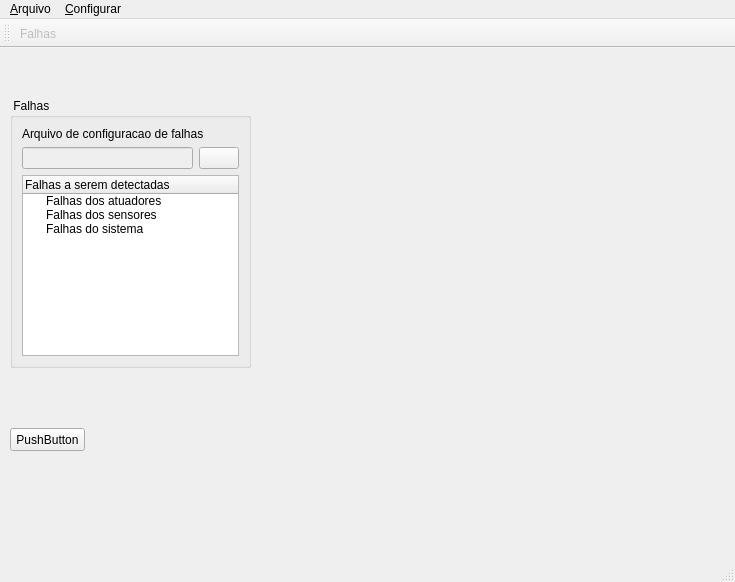
Qt form softwares/simddef/ui/principal.ui (diogolr/diogolrmsc) before a commit.
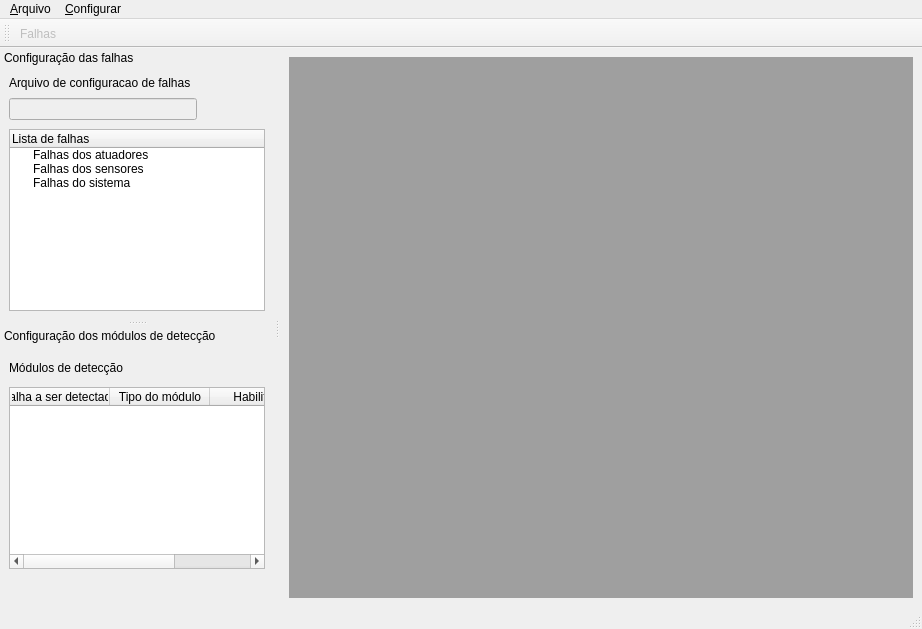
The same form after that commit. Icons and pictures are not drawn. Custom widgets are drawn as their Qt base class.

Commit message:
Modificações do simddef: Atualizando a lista de falhas na tela corretamente e criando os módulos (RNA) a partir dos arquivos carregados.
TODO:
- Exibir os módulos carregados na interface
- Verificar necessidade de configurar um arquivo de entrada para cada módulo ou um arquivo de entrada para todos os módulos.
- Preparar configuração da simulação sem detecção de falhas para exibição
- Preparar sobreposição das detecções na imagem da simulação

Diff of the .ui file:
```diff
--- a/softwares/simddef/ui/principal.ui
+++ b/softwares/simddef/ui/principal.ui
@@ -6,111 +6,26 @@
    <rect>
     <x>0</x>
     <y>0</y>
-    <width>735</width>
-    <height>582</height>
+    <width>922</width>
+    <height>629</height>
    </rect>
   </property>
   <property name="windowTitle">
    <string>MainWindow</string>
   </property>
   <widget class="QWidget" name="centralwidget">
-   <widget class="Grafico" name="grafico" native="true">
-    <property name="geometry">
-     <rect>
-      <x>270</x>
-      <y>40</y>
-      <width>441</width>
-      <height>311</height>
-     </rect>
-    </property>
-   </widget>
-   <widget class="QPushButton" name="botao">
-    <property name="geometry">
-     <rect>
-      <x>10</x>
-      <y>380</y>
-      <width>75</width>
-      <height>23</height>
-     </rect>
-    </property>
-    <property name="text">
-     <string>PushButton</string>
-    </property>
-   </widget>
-   <widget class="QGroupBox" name="groupBox">
-    <property name="geometry">
-     <rect>
-      <x>10</x>
-      <y>50</y>
-      <width>241</width>
-      <height>270</height>
-     </rect>
-    </property>
-    <property name="title">
-     <string> Falhas </string>
-    </property>
-    <layout class="QGridLayout" name="gridLayout">
-     <item row="2" column="0" colspan="3">
-      <widget class="QTreeWidget" name="treeWidget">
-       <column>
-        <property name="text">
-         <string>Falhas a serem detectadas</string>
-        </property>
-       </column>
-       <item>
-        <property name="text">
-         <string>Falhas dos atuadores</string>
-        </property>
-       </item>
-       <item>
-        <property name="text">
-         <string>Falhas dos sensores</string>
-        </property>
-       </item>
-       <item>
-        <property name="text">
-         <string>Falhas do sistema</string>
-        </property>
-       </item>
-      </widget>
-     </item>
-     <item row="1" column="0">
-      <widget class="QLineEdit" name="end_arq_falhas">
-       <property name="enabled">
-        <bool>false</bool>
-       </property>
-       <property name="text">
-        <string/>
-       </property>
-      </widget>
-     </item>
-     <item row="0" column="0" colspan="3">
-      <widget class="QLabel" name="label">
-       <property name="text">
-        <string>Arquivo de configuracao de falhas</string>
-       </property>
-      </widget>
-     </item>
-     <item row="1" column="1" colspan="2">
-      <widget class="QPushButton" name="botao_carregar_falhas">
-       <property name="toolTip">
-        <string>Abrir arquivo de configuração</string>
-       </property>
-       <property name="icon">
-        <iconset resource="../imgs/imgs.qrc">
-         <normaloff>:/imgs/abrir.png</normaloff>:/imgs/abrir.png</iconset>
-       </property>
-      </widget>
-     </item>
-    </layout>
-   </widget>
+   <layout class="QGridLayout" name="gridLayout_4">
+    <item row="0" column="0">
+     <widget class="QMdiArea" name="mdiArea"/>
+    </item>
+   </layout>
   </widget>
   <widget class="QMenuBar" name="menubar">
    <property name="geometry">
     <rect>
      <x>0</x>
      <y>0</y>
-     <width>735</width>
+     <width>922</width>
      <height>21</height>
     </rect>
    </property>
@@ -147,6 +62,291 @@
    </attribute>
    <addaction name="acao_cfg_falhas"/>
   </widget>
+  <widget class="QDockWidget" name="dock_falhas">
+   <property name="features">
+    <set>QDockWidget::DockWidgetMovable</set>
+   </property>
+   <property name="allowedAreas">
+    <set>Qt::LeftDockWidgetArea</set>
+   </property>
+   <property name="windowTitle">
+    <string>Configuração das falhas</string>
+   </property>
+   <attribute name="dockWidgetArea">
+    <number>1</number>
+   </attribute>
+   <widget class="QWidget" name="dockWidgetContents">
+    <layout class="QGridLayout" name="gridLayout">
+     <item row="0" column="0">
+      <widget class="QLabel" name="label">
+       <property name="text">
+        <string>Arquivo de configuracao de falhas</string>
+       </property>
+      </widget>
+     </item>
+     <item row="1" column="0">
+      <layout class="QHBoxLayout" name="horizontalLayout_2">
+       <item>
+        <widget class="QLineEdit" name="end_arq_falhas">
+         <property name="enabled">
+          <bool>false</bool>
+         </property>
+         <property name="text">
+          <string/>
+         </property>
+        </widget>
+       </item>
+       <item>
+        <widget class="QToolButton" name="botao_carregar_falhas">
+         <property name="toolTip">
+          <string>Abrir arquivo de configuração de falhas</string>
+         </property>
+         <property name="icon">
+          <iconset resource="../imgs/imgs.qrc">
+           <normaloff>:/imgs/carregar_falhas.png</normaloff>:/imgs/carregar_falhas.png</iconset>
+         </property>
+         <property name="iconSize">
+          <size>
+           <width>20</width>
+           <height>20</height>
+          </size>
+         </property>
+         <property name="shortcut">
+          <string>Ctrl+S, Ctrl+R</string>
+         </property>
+         <property name="autoRaise">
+          <bool>true</bool>
+         </property>
+        </widget>
+       </item>
+       <item>
+        <widget class="QToolButton" name="botao_recarregar_falhas">
+         <property name="enabled">
+          <bool>false</bool>
+         </property>
+         <property name="toolTip">
+          <string>Recarregar arquivo de configuração de falhas</string>
+         </property>
+         <property name="icon">
+          <iconset resource="../imgs/imgs.qrc">
+           <normaloff>:/imgs/recarregar.png</normaloff>:/imgs/recarregar.png</iconset>
+         </property>
+         <property name="iconSize">
+          <size>
+           <width>20</width>
+           <height>20</height>
+          </size>
+         </property>
+         <property name="shortcut">
+          <string>Ctrl+S, Ctrl+R</string>
+         </property>
+         <property name="autoRaise">
+          <bool>true</bool>
+         </property>
+        </widget>
+       </item>
+      </layout>
+     </item>
+     <item row="2" column="0">
+      <widget class="QTreeWidget" name="falhas">
+       <column>
+        <property name="text">
+         <string>Lista de falhas</string>
+        </property>
+       </column>
+       <item>
+        <property name="text">
+         <string>Falhas dos atuadores</string>
+        </property>
+       </item>
+       <item>
+        <property name="text">
+         <string>Falhas dos sensores</string>
+        </property>
+       </item>
+       <item>
+        <property name="text">
+         <string>Falhas do sistema</string>
+        </property>
+       </item>
+      </widget>
+     </item>
+    </layout>
+   </widget>
+  </widget>
+  <widget class="QDockWidget" name="dock_modulos">
+   <property name="features">
+    <set>QDockWidget::DockWidgetMovable</set>
+   </property>
+   <property name="allowedAreas">
+    <set>Qt::LeftDockWidgetArea</set>
+   </property>
+   <property name="windowTitle">
+    <string>Configuração dos módulos de detecção</string>
+   </property>
+   <attribute name="dockWidgetArea">
+    <number>1</number>
+   </attribute>
+   <widget class="QWidget" name="dockWidgetContents_2">
+    <layout class="QGridLayout" name="gridLayout_3">
+     <item row="0" column="0">
+      <layout class="QHBoxLayout" name="horizontalLayout">
+       <item>
+        <widget class="QLabel" name="label_2">
+         <property name="text">
+          <string>Módulos de detecção</string>
+         </property>
+        </widget>
+       </item>
+       <item>
+        <spacer name="horizontalSpacer">
+         <property name="orientation">
+          <enum>Qt::Horizontal</enum>
+         </property>
+         <property name="sizeHint" stdset="0">
+          <size>
+           <width>40</width>
+           <height>20</height>
+          </size>
+         </property>
+        </spacer>
+       </item>
+       <item>
+        <widget class="QToolButton" name="botao_carregar_modulos">
+         <property name="enabled">
+          <bool>false</bool>
+         </property>
+         <property name="toolTip">
+          <string>Carregar configuração de módulos de detecção/diagnóstico</string>
+         </property>
+         <property name="icon">
+          <iconset resource="../imgs/imgs.qrc">
+           <normaloff>:/imgs/modulos_blocos.png</normaloff>:/imgs/modulos_blocos.png</iconset>
+         </property>
+         <property name="iconSize">
+          <size>
+           <width>20</width>
+           <height>20</height>
+          </size>
+         </property>
+         <property name="shortcut">
+          <string>Ctrl+S, Ctrl+R</string>
+         </property>
+         <property name="autoRaise">
+          <bool>true</bool>
+         </property>
+        </widget>
+       </item>
+       <item>
+        <widget class="QToolButton" name="botao_salvar_modulos">
+         <property name="enabled">
+          <bool>false</bool>
+         </property>
+         <property name="toolTip">
+          <string>Salvar configuração de módulos de detecção/diagnóstico</string>
+         </property>
+         <property name="icon">
+          <iconset resource="../imgs/imgs.qrc">
+           <normaloff>:/imgs/salvar.png</normaloff>:/imgs/salvar.png</iconset>
+         </property>
+         <property name="iconSize">
+          <size>
+           <width>20</width>
+           <height>20</height>
+          </size>
+         </property>
+         <property name="shortcut">
+          <string>Ctrl+S, Ctrl+R</string>
+         </property>
+         <property name="autoRaise">
+          <bool>true</bool>
+         </property>
+        </widget>
+       </item>
+      </layout>
+     </item>
+     <item row="2" column="0">
+      <layout class="QHBoxLayout" name="horizontalLayout_3">
+       <item>
+        <spacer name="horizontalSpacer_2">
+         <property name="orientation">
+          <enum>Qt::Horizontal</enum>
+         </property>
+         <property name="sizeHint" stdset="0">
+          <size>
+           <width>138</width>
+           <height>21</height>
+          </size>
+         </property>
+        </spacer>
+       </item>
+       <item>
+        <widget class="QToolButton" name="botao_adicionar_modulo">
+         <property name="enabled">
+          <bool>false</bool>
+         </property>
+         <property name="toolTip">
+          <string>Adicionar novo módulo de detecção/diagnóstico</string>
+         </property>
+         <property name="icon">
+          <iconset resource="../imgs/imgs.qrc">
+           <normaloff>:/imgs/adicionar.png</normaloff>:/imgs/adicionar.png</iconset>
+         </property>
+         <property name="autoRaise">
+          <bool>true</bool>
+         </property>
+        </widget>
+       </item>
+       <item>
+        <widget class="QToolButton" name="botao_remover_modulo">
+         <property name="enabled">
+          <bool>false</bool>
+         </property>
+         <property name="toolTip">
+          <string>Remover módulo selecionado</string>
+         </property>
+         <property name="icon">
+          <iconset resource="../imgs/imgs.qrc">
+           <normaloff>:/imgs/remover.png</normaloff>:/imgs/remover.png</iconset>
+         </property>
+         <property name="autoRaise">
+          <bool>true</bool>
+         </property>
+        </widget>
+       </item>
+      </layout>
+     </item>
+     <item row="1" column="0">
+      <widget class="QTableWidget" name="tableWidget">
+       <property name="editTriggers">
+        <set>QAbstractItemView::DoubleClicked</set>
+       </property>
+       <property name="tabKeyNavigation">
+        <bool>false</bool>
+       </property>
+       <property name="gridStyle">
+        <enum>Qt::DotLine</enum>
+       </property>
+       <column>
+        <property name="text">
+         <string>Falha a ser detectada</string>
+        </property>
+       </column>
+       <column>
+        <property name="text">
+         <string>Tipo do módulo</string>
+        </property>
+       </column>
+       <column>
+        <property name="text">
+         <string>Habilitado</string>
+        </property>
+       </column>
+      </widget>
+     </item>
+    </layout>
+   </widget>
+  </widget>
   <action name="acao_cfg_falhas">
    <property name="enabled">
     <bool>false</bool>
@@ -163,17 +363,6 @@
    </property>
   </action>
  </widget>
- <customwidgets>
-  <customwidget>
-   <class>Grafico</class>
-   <extends>QWidget</extends>
-   <header>../src/grafico.h</header>
-   <container>1</container>
-  </customwidget>
- </customwidgets>
- <tabstops>
-  <tabstop>botao</tabstop>
- </tabstops>
  <resources>
   <include location="../imgs/imgs.qrc"/>
  </resources>
```
Left out of the diff: 12 changed lines with no effect on the pictures. The commit also changes 24 other files.
